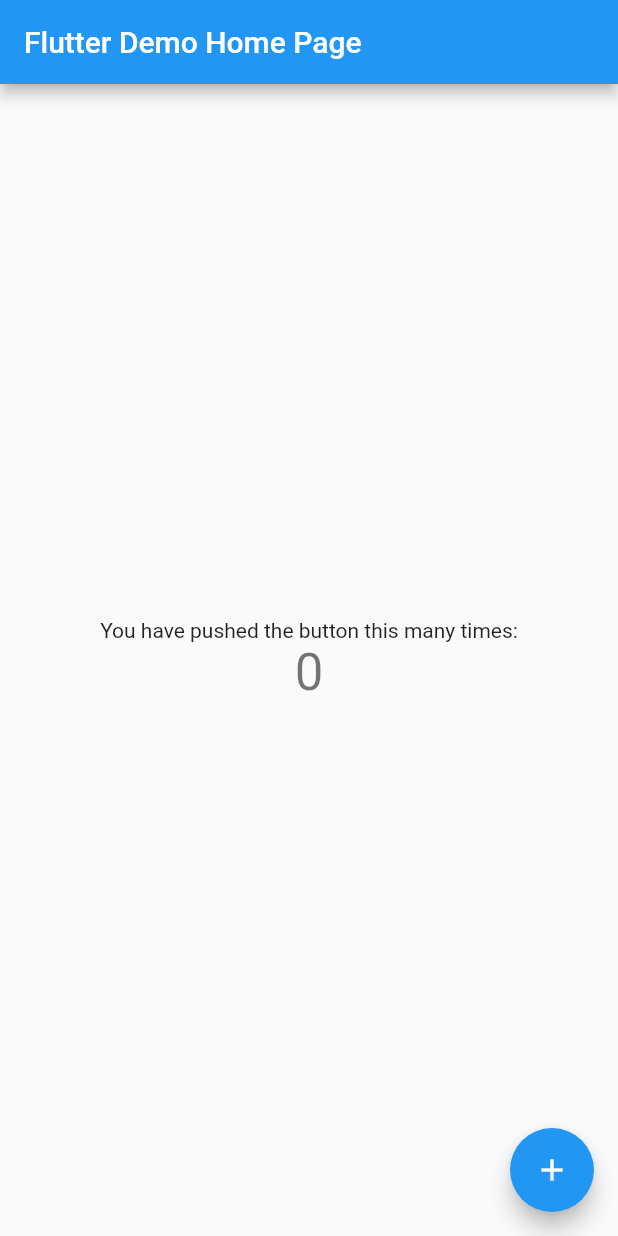
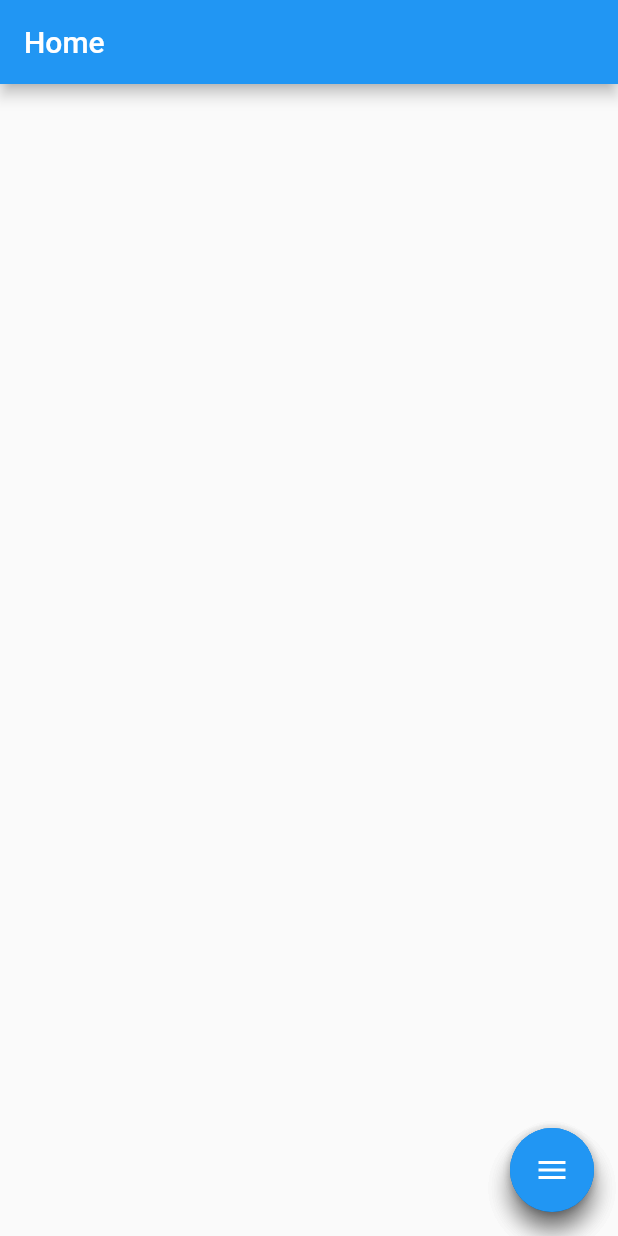
Before and after one commit to GabrielAraujo/flutter-clean-app-sample, a Flutter app: the screen it shows after launch, on a phone screen of 412 x 824 dp. Run offline on Flutter 3.47's test engine with Material 2 defaults, Android fonts, the phone set to English and light mode, and no system bars; our stand-ins replace data_connection_checker, equatable, flutter_riverpod, shared_preferences; generated files the repository leaves out were written again.

Commit message:
Home page and initial state management config

```diff
--- a/lib/app.dart
+++ b/lib/app.dart
@@ -0,0 +1,25 @@
+import 'package:flutter/cupertino.dart';
+import 'package:flutter/material.dart';
+import 'package:flutter_gen/gen_l10n/app_localizations.dart';
+import 'package:superformula/core/routing/app_routes.dart';
+import 'package:superformula/core/routing/route_generator.dart';
+
+class App extends StatelessWidget {
+  // This widget is the root of your application.
+  @override
+  Widget build(BuildContext context) {
+    return MaterialApp(
+      title: 'Superformula QRCode',
+      localizationsDelegates: AppLocalizations.localizationsDelegates,
+      supportedLocales: AppLocalizations.supportedLocales,
+      theme: ThemeData(
+        primarySwatch: Colors.blue,
+        visualDensity: VisualDensity.adaptivePlatformDensity,
+        backgroundColor: Colors.white,
+      ),
+      debugShowCheckedModeBanner: false,
+      initialRoute: AppRoutes.home,
+      onGenerateRoute: RouteGenerator.generateRoutes,
+    );
+  }
+}
--- /dev/null
+++ b/lib/core/providers/global_providers.dart
@@ -0,0 +1 @@
+class GlobalProviders {}
--- /dev/null
+++ b/lib/core/providers/viewmodel_providers.dart
@@ -0,0 +1,6 @@
+import 'package:flutter_riverpod/all.dart';
+import 'package:superformula/features/home/presentation/viewmodels/home_viewmodel.dart';
+
+class ViewModelProviders {
+  static final homeViewModel = Provider.autoDispose((ref) => HomeViewModel());
+}
--- /dev/null
+++ b/lib/core/routing/app_routes.dart
@@ -0,0 +1,6 @@
+class AppRoutes {
+  static const String root = '/';
+  static const String home = '/home';
+  static const String qrcode = '/qrcode';
+  static const String scan = '/scan';
+}
--- /dev/null
+++ b/lib/core/routing/route_generator.dart
@@ -0,0 +1,24 @@
+import 'package:flutter/cupertino.dart';
+import 'package:flutter/material.dart';
+import 'package:superformula/core/routing/app_routes.dart';
+import 'package:superformula/features/home/presentation/pages/home_page.dart';
+
+class RouteGenerator {
+  static MaterialPageRoute generateRoutes(RouteSettings settings) =>
+      MaterialPageRoute(
+        settings: settings,
+        // ignore: missing_return
+        builder: (BuildContext context) {
+          switch (settings.name) {
+            case AppRoutes.home:
+              return HomePage();
+            case AppRoutes.qrcode:
+              return null;
+            case AppRoutes.scan:
+              return null;
+            default:
+              return Container();
+          }
+        },
+      );
+}
--- /dev/null
+++ b/lib/features/home/presentation/models/menu_item.dart
@@ -0,0 +1,43 @@
+import 'package:flutter/material.dart';
+import 'package:flutter/widgets.dart';
+import 'package:flutter_gen/gen_l10n/app_localizations.dart';
+
+abstract class MenuItem {
+  final String type = "MenuItem";
+  String title(BuildContext context);
+  IconData icon();
+
+  @override
+  bool operator ==(Object other) =>
+      identical(this, other) ||
+      other is MenuItem &&
+          runtimeType == other.runtimeType &&
+          type == other.type;
+
+  @override
+  int get hashCode => type.hashCode;
+}
+
+class ScanMenuItem implements MenuItem {
+  @override
+  IconData icon() => Icons.radio_button_checked;
+
+  @override
+  String title(BuildContext context) =>
+      AppLocalizations.of(context).scanMenuTitle;
+
+  @override
+  final String type = "ScanMenuItem";
+}
+
+class QRCodeMenuItem implements MenuItem {
+  @override
+  IconData icon() => Icons.radio_button_checked;
+
+  @override
+  String title(BuildContext context) =>
+      AppLocalizations.of(context).qrCodeMenuTitle;
+
+  @override
+  final String type = "QRCodeMenuItem";
+}
--- /dev/null
+++ b/lib/features/home/presentation/pages/home_page.dart
@@ -0,0 +1,33 @@
+import 'package:flutter/material.dart';
+import 'package:flutter_gen/gen_l10n/app_localizations.dart';
+import 'package:superformula/features/home/presentation/models/menu_item.dart';
+import 'package:superformula/features/home/presentation/widgets/expandable_menu_button.dart';
+
+class HomePage extends StatefulWidget {
+  HomePage({Key key}) : super(key: key);
+
+  @override
+  _HomePageState createState() => _HomePageState();
+}
+
+class _HomePageState extends State<HomePage> {
+  @override
+  Widget build(BuildContext context) {
+    return Scaffold(
+      appBar: AppBar(
+        title: Text(AppLocalizations.of(context).homeTitle),
+        automaticallyImplyLeading: false,
+      ),
+      body: SafeArea(
+        child: Container(),
+      ),
+      floatingActionButton: ExpandableMenuButton(
+        onPressed: tappedMenuItem,
+      ),
+    );
+  }
+
+  void tappedMenuItem(MenuItem item) {
+    print(item);
+  }
+}
--- /dev/null
+++ b/lib/features/home/presentation/viewmodels/home_viewmodel.dart
@@ -0,0 +1,11 @@
+import 'package:flutter/widgets.dart';
+import 'package:superformula/features/home/presentation/models/menu_item.dart';
+
+class HomeViewModel extends ChangeNotifier {
+  List<MenuItem> _menuItems = [
+    QRCodeMenuItem(),
+    ScanMenuItem(),
+  ];
+
+  List<MenuItem> get menuItems => _menuItems;
+}
--- /dev/null
+++ b/lib/features/home/presentation/widgets/expandable_menu_button.dart
@@ -0,0 +1,154 @@
+import 'dart:wasm';
+
+import 'package:flutter/cupertino.dart';
+import 'package:flutter/material.dart';
+import 'package:flutter_riverpod/all.dart';
+import 'package:superformula/core/providers/viewmodel_providers.dart';
+import 'package:superformula/features/home/presentation/models/menu_item.dart';
+
+class ExpandableMenuButton extends StatefulWidget {
+  final Function onPressed;
+
+  ExpandableMenuButton({
+    Key key,
+    this.onPressed,
+  }) : super(key: key);
+
+  @override
+  _ExpandableMenuButtonState createState() => _ExpandableMenuButtonState();
+}
+
+class _ExpandableMenuButtonState extends State<ExpandableMenuButton>
+    with SingleTickerProviderStateMixin {
+  bool isOpened = false;
+  AnimationController _animationController;
+  Animation<Color> _buttonColor;
+  Animation<double> _animateIcon;
+  Animation<double> _translateButton;
+  Curve _curve = Curves.easeOut;
+  double _fabHeight = 56.0;
+
+  @override
+  initState() {
+    _animationController =
+        AnimationController(vsync: this, duration: Duration(milliseconds: 500))
+          ..addListener(() {
+            setState(() {});
+          });
+    _animateIcon =
+        Tween<double>(begin: 0.0, end: 1.0).animate(_animationController);
+    _buttonColor = ColorTween(
+      begin: Colors.blue,
+      end: Colors.red,
+    ).animate(CurvedAnimation(
+      parent: _animationController,
+      curve: Interval(
+        0.00,
+        1.00,
+        curve: Curves.linear,
+      ),
+    ));
+    _translateButton = Tween<double>(
+      begin: _fabHeight,
+      end: -14.0,
+    ).animate(CurvedAnimation(
+      parent: _animationController,
+      curve: Interval(
+        0.0,
+        0.75,
+        curve: _curve,
+      ),
+    ));
+    super.initState();
+  }
+
+  @override
+  dispose() {
+    _animationController.dispose();
+    super.dispose();
+  }
+
+  animate() {
+    if (!isOpened) {
+      _animationController.forward();
+    } else {
+      _animationController.reverse();
+    }
+    isOpened = !isOpened;
+  }
+
+  @override
+  Widget build(BuildContext context) {
+    return Consumer(
+      builder: (context, watch, child) {
+        final homeViewModel = watch(ViewModelProviders.homeViewModel);
+        List<Widget> children =
+            List<Widget>.from(_buildItems(homeViewModel.menuItems));
+        children.add(menuButton());
+        return Column(
+          mainAxisAlignment: MainAxisAlignment.end,
+          crossAxisAlignment: CrossAxisAlignment.end,
+          children: children,
+        );
+      },
+    );
+  }
+
+  List<Widget> _buildItems(List<MenuItem> items) {
+    return items
+        .asMap()
+        .map((index, value) {
+          return MapEntry(
+            index,
+            Transform(
+              transform: Matrix4.translationValues(
+                0.0,
+                (_translateButton.value * (index - items.length).abs()),
+                0.0,
+              ),
+              child: _buildItem(value),
+            ),
+          );
+        })
+        .values
+        .toList();
+  }
+
+  Widget _buildItem(MenuItem item) {
+    return Container(
+      child: Wrap(
+        direction: Axis.horizontal,
+        crossAxisAlignment: WrapCrossAlignment.center,
+        spacing: 8.0,
+        children: [
+          Visibility(
+            visible: isOpened,
+            child: Text(
+              item.title(context),
+              style: TextStyle(fontSize: 20.0),
+            ),
+          ),
+          FloatingActionButton(
+            onPressed: () {
+              widget.onPressed(item);
+            },
+            child: Icon(item.icon()),
+          ),
+        ],
+      ),
+    );
+  }
+
+  Widget menuButton() {
+    return Container(
+      child: FloatingActionButton(
+        backgroundColor: _buttonColor.value,
+        onPressed: animate,
+        child: AnimatedIcon(
+          icon: AnimatedIcons.menu_close,
+          progress: _animateIcon,
+        ),
+      ),
+    );
+  }
+}
--- a/lib/l10n/app_en.arb
+++ b/lib/l10n/app_en.arb
@@ -6,5 +6,17 @@
     "errorGenericMessage": "Something wrong happened, try again later!",
     "@errorGenericMessage": {
         "description": "Generic error message"
+    },
+    "homeTitle": "Home",
+    "@homeTitle": {
+        "description": "Title for, the home page"
+    },
+    "qrCodeMenuTitle": "QRCode",
+    "@qrCodeMenuTitle": {
+        "description": "Title for menu item QRCode"
+    },
+    "scanMenuTitle": "Scan",
+    "@scanMenuTitle": {
+        "description": "Title for menu item Scan"
     }
 }
--- a/lib/l10n/app_pt.arb
+++ b/lib/l10n/app_pt.arb
@@ -1,4 +1,7 @@
 {
     "helloWorld": "Olá Mundo!",
-    "errorGenericMessage": "Alguma coisa aconteceu! Tente novamente mais tarde"
+    "errorGenericMessage": "Alguma coisa aconteceu! Tente novamente mais tarde",
+    "homeTitle": "Home",
+    "qrCodeMenuTitle": "QRCode",
+    "scanMenuTitle": "Escanear"
 }
--- a/lib/main.dart
+++ b/lib/main.dart
@@ -1,120 +1,11 @@
 import 'package:flutter/material.dart';
-import 'package:flutter_gen/gen_l10n/app_localizations.dart';
+import 'package:flutter_riverpod/all.dart';
+import 'package:superformula/app.dart';
 
 void main() {
-  runApp(MyApp());
+  runApp(
+    ProviderScope(
+      child: App(),
+    ),
+  );
 }
-
-class MyApp extends StatelessWidget {
-  // This widget is the root of your application.
-  @override
-  Widget build(BuildContext context) {
-    return MaterialApp(
-      title: 'Flutter Demo',
-      localizationsDelegates: AppLocalizations.localizationsDelegates,
-      supportedLocales: AppLocalizations.supportedLocales,
-      theme: ThemeData(
-        // This is the theme of your application.
-        //
-        // Try running your application with "flutter run". You'll see the
-        // application has a blue toolbar. Then, without quitting the app, try
-        // changing the primarySwatch below to Colors.green and then invoke
-        // "hot reload" (press "r" in the console where you ran "flutter run",
-        // or simply save your changes to "hot reload" in a Flutter IDE).
-        // Notice that the counter didn't reset back to zero; the application
-        // is not restarted.
-        primarySwatch: Colors.blue,
-        // This makes the visual density adapt to the platform that you run
-        // the app on. For desktop platforms, the controls will be smaller and
-        // closer together (more dense) than on mobile platforms.
-        visualDensity: VisualDensity.adaptivePlatformDensity,
-      ),
-      home: MyHomePage(title: 'Flutter Demo Home Page'),
-    );
-  }
-}
-
-class MyHomePage extends StatefulWidget {
-  MyHomePage({Key key, this.title}) : super(key: key);
-
-  // This widget is the home page of your application. It is stateful, meaning
-  // that it has a State object (defined below) that contains fields that affect
-  // how it looks.
-
-  // This class is the configuration for the state. It holds the values (in this
-  // case the title) provided by the parent (in this case the App widget) and
-  // used by the build method of the State. Fields in a Widget subclass are
-  // always marked "final".
-
-  final String title;
-
-  @override
-  _MyHomePageState createState() => _MyHomePageState();
-}
-
-class _MyHomePageState extends State<MyHomePage> {
-  int _counter = 0;
-
-  void _incrementCounter() {
-    setState(() {
-      // This call to setState tells the Flutter framework that something has
-      // changed in this State, which causes it to rerun the build method below
-      // so that the display can reflect the updated values. If we changed
-      // _counter without calling setState(), then the build method would not be
-      // called again, and so nothing would appear to happen.
-      _counter++;
-    });
-  }
-
-  @override
-  Widget build(BuildContext context) {
-    // This method is rerun every time setState is called, for instance as done
-    // by the _incrementCounter method above.
-    //
-    // The Flutter framework has been optimized to make rerunning build methods
-    // fast, so that you can just rebuild anything that needs updating rather
-    // than having to individually change instances of widgets.
-    return Scaffold(
-      appBar: AppBar(
-        // Here we take the value from the MyHomePage object that was created by
-        // the App.build method, and use it to set our appbar title.
-        title: Text(widget.title),
-      ),
-      body: Center(
-        // Center is a layout widget. It takes a single child and positions it
-        // in the middle of the parent.
-        child: Column(
-          // Column is also a layout widget. It takes a list of children and
-          // arranges them vertically. By default, it sizes itself to fit its
-          // children horizontally, and tries to be as tall as its parent.
-          //
-          // Invoke "debug painting" (press "p" in the console, choose the
-          // "Toggle Debug Paint" action from the Flutter Inspector in Android
-          // Studio, or the "Toggle Debug Paint" command in Visual Studio Code)
-          // to see the wireframe for each widget.
-          //
-          // Column has various properties to control how it sizes itself and
-          // how it positions its children. Here we use mainAxisAlignment to
-          // center the children vertically; the main axis here is the vertical
-          // axis because Columns are vertical (the cross axis would be
-          // horizontal).
-          mainAxisAlignment: MainAxisAlignment.center,
-          children: <Widget>[
-            Text(
-              'You have pushed the button this many times:',
-            ),
-            Text(
-              '$_counter',
-              style: Theme.of(context).textTheme.headline4,
-            ),
-          ],
-        ),
-      ),
-      floatingActionButton: FloatingActionButton(
-        onPressed: _incrementCounter,
-        tooltip: 'Increment',
-        child: Icon(Icons.add),
-      ), // This trailing comma makes auto-formatting nicer for build methods.
-    );
-  }
-}
--- a/pubspec.yaml
+++ b/pubspec.yaml
@@ -31,6 +31,7 @@ dependencies:
   equatable: ^1.2.5
   data_connection_checker: ^0.3.4
   http: ^0.12.2
+  flutter_riverpod: ^0.12.1
 
   # The following adds the Cupertino Icons font to your application.
   # Use with the CupertinoIcons class for iOS style icons.
```
Also changed, not shown: pubspec.lock, 1 other file.
